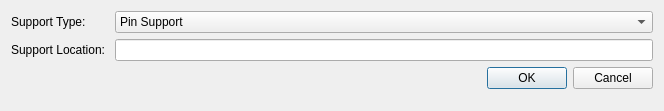
The window that Ui/UiFiles/Add_support_dialog_window.ui (mark2661/beamCalculator) describes before a commit, drawn with Qt 5.
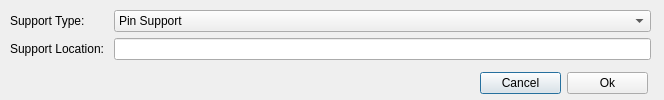
The same window after the commit.

Commit message: added automated test for add_beam and add_support dialog windows

What changed in the file:
```diff
--- a/Ui/UiFiles/Add_support_dialog_window.ui
+++ b/Ui/UiFiles/Add_support_dialog_window.ui
@@ -7,12 +7,47 @@
     <x>0</x>
     <y>0</y>
     <width>664</width>
-    <height>111</height>
+    <height>100</height>
    </rect>
   </property>
   <property name="windowTitle">
    <string>Dialog</string>
   </property>
+  <widget class="QWidget" name="layoutWidget">
+   <property name="geometry">
+    <rect>
+     <x>480</x>
+     <y>70</y>
+     <width>168</width>
+     <height>27</height>
+    </rect>
+   </property>
+   <layout class="QHBoxLayout" name="horizontalLayout">
+    <item>
+     <widget class="QPushButton" name="Cancel_button">
+      <property name="text">
+       <string>Cancel</string>
+      </property>
+     </widget>
+    </item>
+    <item>
+     <widget class="QPushButton" name="Ok_button">
+      <property name="text">
+       <string>Ok</string>
+      </property>
+     </widget>
+    </item>
+   </layout>
+  </widget>
+  <widget class="QWidget" name="layoutWidget">
+   <property name="geometry">
+    <rect>
+     <x>10</x>
+     <y>10</y>
+     <width>641</width>
+     <height>58</height>
+    </rect>
+   </property>
   <layout class="QFormLayout" name="formLayout">
    <item row="0" column="0">
     <widget class="QLabel" name="label_2">
@@ -40,16 +75,6 @@
      </item>
     </widget>
    </item>
-   <item row="3" column="0" colspan="2">
-    <widget class="QDialogButtonBox" name="buttonBox">
-     <property name="orientation">
-      <enum>Qt::Horizontal</enum>
-     </property>
-     <property name="standardButtons">
-      <set>QDialogButtonBox::Cancel|QDialogButtonBox::Ok</set>
-     </property>
-    </widget>
-   </item>
    <item row="1" column="0">
     <widget class="QLabel" name="label">
      <property name="text">
@@ -58,9 +83,10 @@
     </widget>
    </item>
    <item row="1" column="1">
-    <widget class="QLineEdit" name="upportLocationInputField"/>
-   </item>
-  </layout>
+     <widget class="QLineEdit" name="supportLocationInputField"/>
+    </item>
+   </layout>
+  </widget>
  </widget>
  <resources/>
  <connections>
```
Left out of the diff: 35 changed lines with no effect on the pictures. Lines whose indentation alone changed are shown as unchanged. The commit also changes 13 other files.
